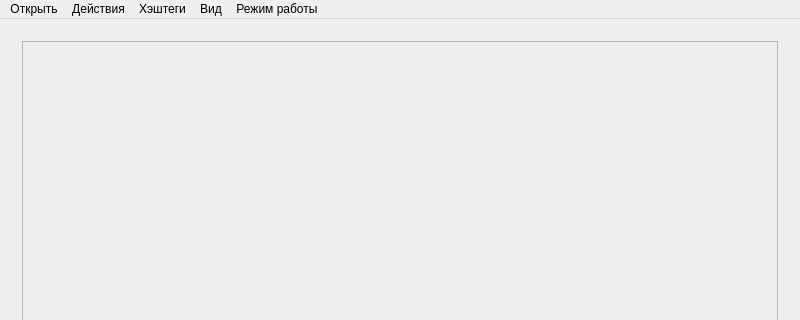
The window that mainwindow.ui (cool-palace/Screenshot-Manager) describes before a commit, drawn with Qt 5; both pictures show x 0 to 800 and y 0 to 320 of the 800 by 600 pixel window.
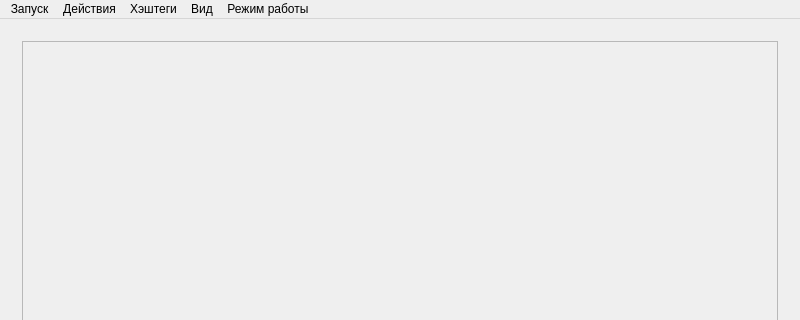
The same window after the commit. The open tabs and pages were chosen to show the change.

Commit message: Added GUI for text reading from subs mode

What changed in the file:
```diff
--- a/mainwindow.ui
+++ b/mainwindow.ui
@@ -320,7 +320,7 @@
    </property>
    <widget class="QMenu" name="menu">
     <property name="title">
-     <string>Открыть</string>
+     <string>Запуск</string>
     </property>
     <addaction name="open_folder"/>
     <addaction name="open_config"/>
```
Left out of the diff: 56 changed lines with no effect on the pictures. The commit also changes 3 other files.
